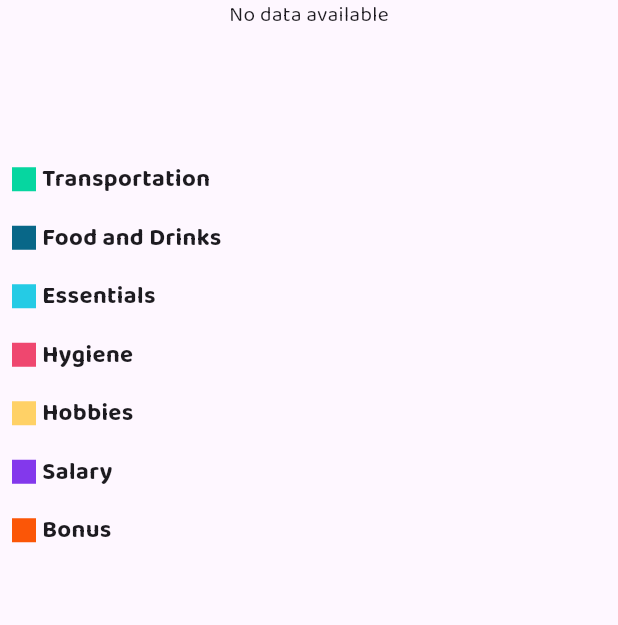
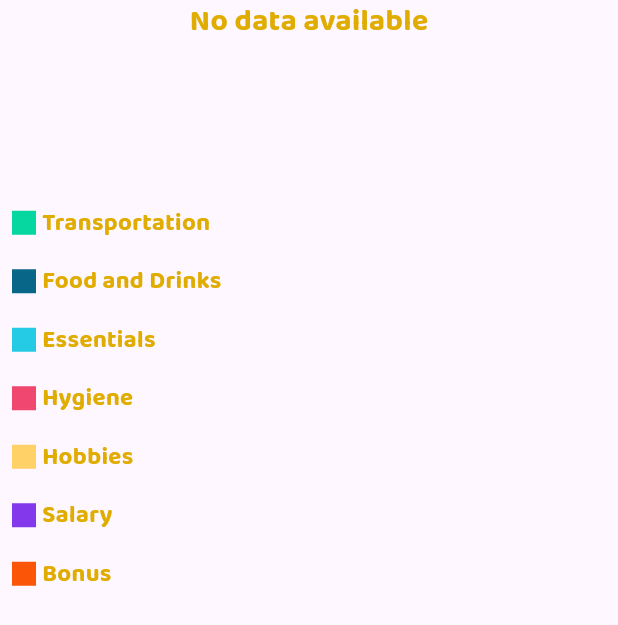
Before and after one commit to ChristabellaJC/Flutter_Hamptrack_Expense_and_Budget_Tracker, a Flutter app: the PieChartSample2 widget shown alone on an empty page, opened directly with empty values, on a phone screen of 412 x 824 dp. Shown: the top 625 px of the screen. Run offline on Flutter 3.47's test engine with Material 3 defaults, Android fonts, the phone set to English and light mode, and no system bars; our stand-ins replace cloud_firestore, firebase_auth, firebase_core, fl_chart, get, getwidget and 1 more; accounts and stored records are empty.

Commit message:
Minor fixes

```diff
--- a/lib/functions/chart/pie_chart.dart
+++ b/lib/functions/chart/pie_chart.dart
@@ -36,18 +36,8 @@ enum CategoryExpense {
     5,
     Color(0xFFFFD166),
   ),
-  salary(
-    'Salary',
-    Icons.payments_outlined,
-    6,
-    Color(0xFF8338EC)
-    ),
-  bonus(
-    'Bonus',
-    Icons.local_mall_outlined,
-    7,
-    Color(0xFFFB5607)
-    );
+  salary('Salary', Icons.payments_outlined, 6, Color(0xFF8338EC)),
+  bonus('Bonus', Icons.local_mall_outlined, 7, Color(0xFFFB5607));
 
   const CategoryExpense(this.label, this.icon, this.id, this.color);
   final String label;
@@ -91,11 +81,27 @@ class PieChart2State extends State<PieChartSample2> {
               }
 
               if (snapshot.hasError) {
-                return const Center(child: Text('Error fetching data'));
+                return Center(
+                    child: Text(
+                  'Error fetching data',
+                  style: TextStyle(
+                    color: textColor,
+                    fontSize: 20,
+                    fontWeight: FontWeight.bold,
+                  ),
+                ));
               }
 
               if (!snapshot.hasData || snapshot.data!.docs.isEmpty) {
-                return const Center(child: Text('No data available'));
+                return Center(
+                    child: Text(
+                  'No data available',
+                  style: TextStyle(
+                    color: textColor,
+                    fontSize: 20,
+                    fontWeight: FontWeight.bold,
+                  ),
+                ));
               }
 
               List<PieChartSectionData> sections =
@@ -131,7 +137,7 @@ class PieChart2State extends State<PieChartSample2> {
             },
           ),
           const SizedBox(
-            height: 80,
+            height: 100,
           ),
           Container(
             child: Column(
@@ -142,16 +148,17 @@ class PieChart2State extends State<PieChartSample2> {
                   child: Indicator(
                     color: category.color,
                     text: category.label,
-                    isSquare: true, // Adjust if needed
-                    size: 16, // Adjust size if needed
+                    textColor: textColor,
+                    isSquare: true,
+                    size: 16,
                   ),
                 );
               }).toList(),
             ),
           ),
-          SizedBox(
-            height: 0,
-          )
+          // const SizedBox(
+          //   height: 0,
+          // )
         ],
       ),
     );
@@ -160,18 +167,14 @@ class PieChart2State extends State<PieChartSample2> {
   List<PieChartSectionData> _generateSections(
       List<QueryDocumentSnapshot> docs) {
     List<CategoryExpense> categories = CategoryExpense.values;
-    Map<CategoryExpense, double> categoryTotals =
-        Map<CategoryExpense, double>.fromIterable(
-      categories,
-      key: (category) => category,
-      value: (_) => 0,
-    );
+    Map<CategoryExpense, double> categoryTotals = {
+      for (var category in categories) category: 0
+    };
     double totalSum = 0;
 
     for (var doc in docs) {
       int categoryIndex = doc['Category'];
-      CategoryExpense category =
-          categories[categoryIndex - 1]; // Adjust for enum index starting at 0
+      CategoryExpense category = categories[categoryIndex - 1];
       int amount = doc['Amount'];
 
       categoryTotals[category] = categoryTotals[category]! + amount;
@@ -190,8 +193,8 @@ class PieChart2State extends State<PieChartSample2> {
           titleStyle: TextStyle(
             fontSize: touchedIndex == category.id ? 25.0 : 16.0,
             fontWeight: FontWeight.bold,
-            color: whiteColor,
-            shadows: [Shadow(color: shadowColor, blurRadius: 2)],
+            fontFamily: 'BalooThambi2',
+            color: textColor,
           ),
         ),
       );
```
